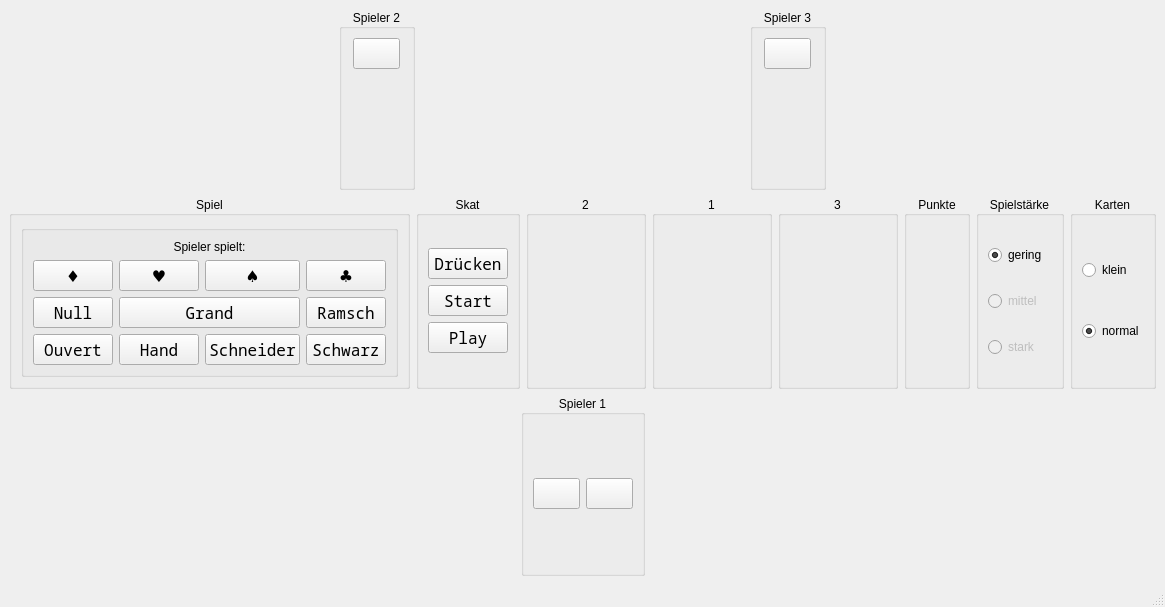
squawk7x/QuteSkatGame, file src/table.ui: the form before one commit.
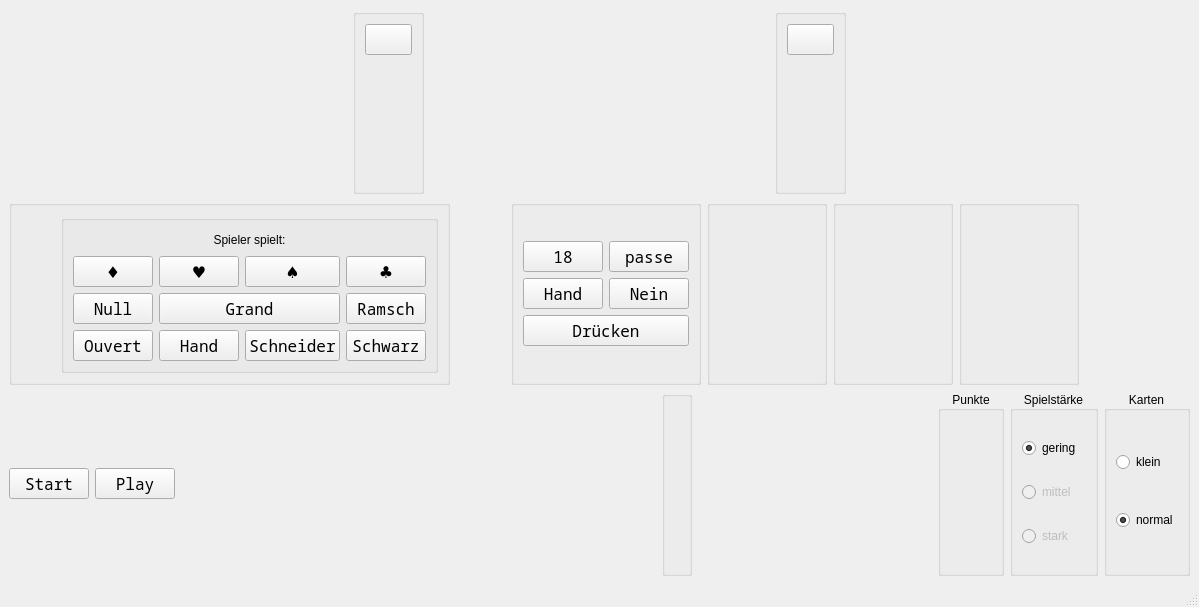
The form after the commit.

What changed in the file:
```diff
--- a/src/table.ui
+++ b/src/table.ui
@@ -6,7 +6,7 @@
    <rect>
     <x>0</x>
     <y>0</y>
-    <width>1066</width>
+    <width>1199</width>
     <height>607</height>
    </rect>
   </property>
@@ -42,7 +42,7 @@
          <enum>Qt::LayoutDirection::LeftToRight</enum>
         </property>
         <property name="title">
-         <string>Spieler 2</string>
+         <string/>
         </property>
         <property name="alignment">
          <set>Qt::AlignmentFlag::AlignCenter</set>
@@ -121,7 +121,7 @@
          </sizepolicy>
         </property>
         <property name="title">
-         <string>Spieler 3</string>
+         <string/>
         </property>
         <property name="alignment">
          <set>Qt::AlignmentFlag::AlignCenter</set>
@@ -192,12 +192,25 @@
       <item>
        <widget class="QGroupBox" name="gbSpiel">
         <property name="title">
-         <string>Spiel</string>
+         <string/>
         </property>
         <property name="alignment">
          <set>Qt::AlignmentFlag::AlignCenter</set>
         </property>
         <layout class="QHBoxLayout" name="horizontalLayout_4">
+         <item>
+          <spacer name="horizontalSpacer_9">
+           <property name="orientation">
+            <enum>Qt::Orientation::Horizontal</enum>
+           </property>
+           <property name="sizeHint" stdset="0">
+            <size>
+             <width>40</width>
+             <height>20</height>
+            </size>
+           </property>
+          </spacer>
+         </item>
          <item>
           <widget class="QGroupBox" name="bgRule">
            <property name="title">
@@ -210,7 +223,39 @@
             <bool>false</bool>
            </property>
            <layout class="QGridLayout" name="gridLayout_2">
-            <item row="3" column="0">
+            <item row="2" column="0">
+             <widget class="QPushButton" name="pbKaro">
+              <property name="font">
+               <font>
+                <family>Noto Sans Mono</family>
+                <pointsize>12</pointsize>
+               </font>
+              </property>
+              <property name="text">
+               <string>♦</string>
+              </property>
+              <property name="checkable">
+               <bool>true</bool>
+              </property>
+              <property name="checked">
+               <bool>false</bool>
+              </property>
+              <property name="autoExclusive">
+               <bool>true</bool>
+              </property>
+             </widget>
+            </item>
+            <item row="0" column="0" colspan="4">
+             <widget class="QLabel" name="lblSpieler">
+              <property name="text">
+               <string>Spieler spielt:</string>
+              </property>
+              <property name="alignment">
+               <set>Qt::AlignmentFlag::AlignCenter</set>
+              </property>
+             </widget>
+            </item>
+            <item row="4" column="0">
              <widget class="QPushButton" name="pbOuvert">
               <property name="font">
                <font>
@@ -229,8 +274,8 @@
               </property>
              </widget>
             </item>
-            <item row="3" column="1">
-             <widget class="QPushButton" name="pbHand">
+            <item row="3" column="3">
+             <widget class="QPushButton" name="pbRamsch">
               <property name="font">
                <font>
                 <family>Noto Sans Mono</family>
@@ -238,14 +283,14 @@
                </font>
               </property>
               <property name="text">
-               <string>Hand</string>
+               <string>Ramsch</string>
               </property>
               <property name="checkable">
                <bool>true</bool>
               </property>
              </widget>
             </item>
-            <item row="1" column="2">
+            <item row="2" column="2">
              <widget class="QPushButton" name="pbPik">
               <property name="font">
                <font>
@@ -264,7 +309,61 @@
               </property>
              </widget>
             </item>
-            <item row="3" column="2">
+            <item row="2" column="3">
+             <widget class="QPushButton" name="pbKreuz">
+              <property name="font">
+               <font>
+                <family>Noto Sans Mono</family>
+                <pointsize>12</pointsize>
+               </font>
+              </property>
+              <property name="text">
+               <string>♣</string>
+              </property>
+              <property name="checkable">
+               <bool>true</bool>
+              </property>
+              <property name="autoExclusive">
+               <bool>true</bool>
+              </property>
+             </widget>
+            </item>
+            <item row="4" column="3">
+             <widget class="QPushButton" name="pbSchwarz">
+              <property name="font">
+               <font>
+                <family>Noto Sans Mono</family>
+                <pointsize>12</pointsize>
+               </font>
+              </property>
+              <property name="text">
+               <string>Schwarz</string>
+              </property>
+              <property name="checkable">
+               <bool>true</bool>
+              </property>
+             </widget>
+            </item>
+            <item row="2" column="1">
+             <widget class="QPushButton" name="pbHerz">
+              <property name="font">
+               <font>
+                <family>Noto Sans Mono</family>
+                <pointsize>12</pointsize>
+               </font>
+              </property>
+              <property name="text">
+               <string>♥</string>
+              </property>
+              <property name="checkable">
+               <bool>true</bool>
+              </property>
+              <property name="autoExclusive">
+               <bool>true</bool>
+              </property>
+             </widget>
+            </item>
+            <item row="4" column="2">
              <widget class="QPushButton" name="pbSchneider">
               <property name="font">
                <font>
@@ -280,26 +379,7 @@
               </property>
              </widget>
             </item>
-            <item row="2" column="1" colspan="2">
-             <widget class="QPushButton" name="pbGrand">
-              <property name="font">
-               <font>
-                <family>Noto Sans Mono</family>
-                <pointsize>12</pointsize>
-               </font>
-              </property>
-              <property name="text">
-               <string>Grand</string>
-              </property>
-              <property name="checkable">
-               <bool>true</bool>
-              </property>
-              <property name="autoExclusive">
-               <bool>true</bool>
-              </property>
-             </widget>
-            </item>
-            <item row="2" column="0">
+            <item row="3" column="0">
              <widget class="QPushButton" name="pbNull">
               <property name="font">
                <font>
@@ -318,8 +398,8 @@
               </property>
              </widget>
             </item>
-            <item row="1" column="1">
-             <widget class="QPushButton" name="pbHerz">
+            <item row="3" column="1" colspan="2">
+             <widget class="QPushButton" name="pbGrand">
               <property name="font">
                <font>
                 <family>Noto Sans Mono</family>
@@ -327,7 +407,7 @@
                </font>
               </property>
               <property name="text">
-               <string>♥</string>
+               <string>Grand</string>
               </property>
               <property name="checkable">
                <bool>true</bool>
@@ -337,8 +417,8 @@
               </property>
              </widget>
             </item>
-            <item row="2" column="3">
-             <widget class="QPushButton" name="pbRamsch">
+            <item row="4" column="1">
+             <widget class="QPushButton" name="pbHand">
               <property name="font">
                <font>
                 <family>Noto Sans Mono</family>
@@ -346,7 +426,7 @@
                </font>
               </property>
               <property name="text">
-               <string>Ramsch</string>
+               <string>Hand</string>
               </property>
               <property name="checkable">
                <bool>true</bool>
@@ -356,78 +436,24 @@
               </property>
              </widget>
             </item>
-            <item row="3" column="3">
-             <widget class="QPushButton" name="pbSchwarz">
-              <property name="font">
-               <font>
-                <family>Noto Sans Mono</family>
-                <pointsize>12</pointsize>
-               </font>
-              </property>
-              <property name="text">
-               <string>Schwarz</string>
-              </property>
-              <property name="checkable">
-               <bool>true</bool>
-              </property>
-             </widget>
-            </item>
-            <item row="1" column="3">
-             <widget class="QPushButton" name="pbKreuz">
-              <property name="font">
-               <font>
-                <family>Noto Sans Mono</family>
-                <pointsize>12</pointsize>
-               </font>
-              </property>
-              <property name="text">
-               <string>♣</string>
-              </property>
-              <property name="checkable">
-               <bool>true</bool>
-              </property>
-              <property name="autoExclusive">
-               <bool>true</bool>
-              </property>
-             </widget>
-            </item>
-            <item row="1" column="0">
-             <widget class="QPushButton" name="pbKaro">
-              <property name="font">
-               <font>
-                <family>Noto Sans Mono</family>
-                <pointsize>12</pointsize>
-               </font>
-              </property>
-              <property name="text">
-               <string>♦</string>
-              </property>
-              <property name="checkable">
-               <bool>true</bool>
-              </property>
-              <property name="checked">
-               <bool>false</bool>
-              </property>
-              <property name="autoExclusive">
-               <bool>true</bool>
-              </property>
-             </widget>
-            </item>
-            <item row="0" column="0" colspan="4">
-             <widget class="QLabel" name="lblSpieler">
-              <property name="text">
-               <string>Spieler spielt:</string>
-              </property>
-              <property name="alignment">
-               <set>Qt::AlignmentFlag::AlignCenter</set>
-              </property>
-             </widget>
-            </item>
-           </layout>
-          </widget>
-         </item>
-        </layout>
-       </widget>
+           </layout>
+          </widget>
+         </item>
+        </layout>
+       </widget>
+      </item>
+      <item>
+       <spacer name="horizontalSpacer_11">
+        <property name="orientation">
+         <enum>Qt::Orientation::Horizontal</enum>
+        </property>
+        <property name="sizeHint" stdset="0">
+         <size>
+          <width>40</width>
+          <height>20</height>
+         </size>
+        </property>
+       </spacer>
       </item>
       <item>
        <widget class="QGroupBox" name="gbSkat">
@@ -438,7 +464,7 @@
          </sizepolicy>
         </property>
         <property name="title">
-         <string>Skat</string>
+         <string/>
         </property>
         <property name="alignment">
          <set>Qt::AlignmentFlag::AlignCenter</set>
@@ -455,8 +481,8 @@
            </item>
            <item row="2" column="0">
             <layout class="QGridLayout" name="gridLayout_3">
-             <item row="1" column="0" colspan="3">
-              <widget class="QPushButton" name="pbStart">
+             <item row="1" column="0">
+              <widget class="QPushButton" name="pbHandJa">
                <property name="font">
                 <font>
                  <family>Noto Sans Mono</family>
@@ -464,11 +490,11 @@
                 </font>
                </property>
                <property name="text">
-                <string>Start</string>
+                <string>Hand</string>
                </property>
               </widget>
              </item>
-             <item row="0" column="0" colspan="3">
+             <item row="2" column="0" colspan="2">
               <widget class="QPushButton" name="pbDruecken">
                <property name="font">
                 <font>
@@ -481,19 +507,60 @@
                </property>
               </widget>
              </item>
-             <item row="2" column="0" colspan="3">
-              <widget class="QPushButton" name="pbPlay">
+             <item row="0" column="0">
+              <widget class="QPushButton" name="pbSagen">
+               <property name="sizePolicy">
+                <sizepolicy hsizetype="Fixed" vsizetype="Fixed">
+                 <horstretch>0</horstretch>
+                 <verstretch>0</verstretch>
+                </sizepolicy>
+               </property>
                <property name="font">
                 <font>
                  <family>Noto Sans Mono</family>
                  <pointsize>12</pointsize>
                 </font>
                </property>
+               <property name="layoutDirection">
+                <enum>Qt::LayoutDirection::RightToLeft</enum>
+               </property>
                <property name="text">
-                <string>Play</string>
+                <string>18</string>
                </property>
               </widget>
              </item>
+             <item row="0" column="1">
+              <widget class="QPushButton" name="pbPassen">
+               <property name="sizePolicy">
+                <sizepolicy hsizetype="Fixed" vsizetype="Fixed">
+                 <horstretch>0</horstretch>
+                 <verstretch>0</verstretch>
+                </sizepolicy>
+               </property>
+               <property name="font">
+                <font>
+                 <family>Noto Sans Mono</family>
+                 <pointsize>12</pointsize>
+                </font>
+               </property>
+               <property name="text">
+                <string>passe</string>
+               </property>
+              </widget>
+             </item>
+             <item row="1" column="1">
+              <widget class="QPushButton" name="pbHandNein">
+               <property name="font">
+                <font>
+                 <family>Noto Sans Mono</family>
+                 <pointsize>12</pointsize>
+                </font>
+               </property>
+               <property name="text">
+                <string>Nein</string>
+               </property>
+              </widget>
+             </item>
             </layout>
            </item>
           </layout>
@@ -501,19 +568,6 @@
         </layout>
        </widget>
       </item>
-      <item>
-       <spacer name="horizontalSpacer_6">
-        <property name="orientation">
-         <enum>Qt::Orientation::Horizontal</enum>
-        </property>
-        <property name="sizeHint" stdset="0">
-         <size>
-          <width>40</width>
-          <height>20</height>
-         </size>
-        </property>
-       </spacer>
-      </item>
       <item>
        <widget class="QGroupBox" name="gbTrick2">
         <property name="enabled">
@@ -526,7 +580,7 @@
          </size>
         </property>
         <property name="title">
-         <string>2</string>
+         <string/>
         </property>
         <property name="alignment">
          <set>Qt::AlignmentFlag::AlignCenter</set>
@@ -569,7 +623,7 @@
          </size>
         </property>
         <property name="title">
-         <string>1</string>
+         <string/>
         </property>
         <property name="alignment">
          <set>Qt::AlignmentFlag::AlignCenter</set>
@@ -615,7 +669,7 @@
          </size>
         </property>
         <property name="title">
-         <string>3</string>
+         <string/>
         </property>
         <property name="alignment">
          <set>Qt::AlignmentFlag::AlignCenter</set>
@@ -646,6 +700,19 @@
         </layout>
        </widget>
       </item>
+      <item>
+       <spacer name="horizontalSpacer_12">
+        <property name="orientation">
+         <enum>Qt::Orientation::Horizontal</enum>
+        </property>
+        <property name="sizeHint" stdset="0">
+         <size>
+          <width>40</width>
+          <height>20</height>
+         </size>
+        </property>
+       </spacer>
+      </item>
       <item>
        <spacer name="horizontalSpacer_8">
         <property name="orientation">
@@ -659,6 +726,103 @@
         </property>
        </spacer>
       </item>
+     </layout>
+    </item>
+    <item>
+     <layout class="QHBoxLayout" name="horizontalLayout_3">
+      <item>
+       <widget class="QPushButton" name="pbStart">
+        <property name="font">
+         <font>
+          <family>Noto Sans Mono</family>
+          <pointsize>12</pointsize>
+         </font>
+        </property>
+        <property name="text">
+         <string>Start</string>
+        </property>
+       </widget>
+      </item>
+      <item>
+       <widget class="QPushButton" name="pbPlay">
+        <property name="font">
+         <font>
+          <family>Noto Sans Mono</family>
+          <pointsize>12</pointsize>
+         </font>
+        </property>
+        <property name="text">
+         <string>Play</string>
+        </property>
+       </widget>
+      </item>
+      <item>
+       <spacer name="horizontalSpacer_4">
+        <property name="orientation">
+         <enum>Qt::Orientation::Horizontal</enum>
+        </property>
+        <property name="sizeHint" stdset="0">
+         <size>
+          <width>40</width>
+          <height>20</height>
+         </size>
+        </property>
+       </spacer>
+      </item>
+      <item>
+       <spacer name="horizontalSpacer_10">
+        <property name="orientation">
+         <enum>Qt::Orientation::Horizontal</enum>
+        </property>
+        <property name="sizeHint" stdset="0">
+         <size>
+          <width>40</width>
+          <height>20</height>
+         </size>
+        </property>
+       </spacer>
+      </item>
+      <item>
+       <widget class="QGroupBox" name="gbPlayer1">
+        <property name="sizePolicy">
+         <sizepolicy hsizetype="Minimum" vsizetype="Preferred">
+          <horstretch>0</horstretch>
+          <verstretch>0</verstretch>
+         </sizepolicy>
+        </property>
+        <property name="layoutDirection">
+         <enum>Qt::LayoutDirection::LeftToRight</enum>
+        </property>
+        <property name="title">
+         <string/>
+        </property>
+        <property name="alignment">
+         <set>Qt::AlignmentFlag::AlignCenter</set>
+        </property>
+        <layout class="QGridLayout" name="gridLayout_7">
+         <item row="1" column="0" colspan="2">
+          <layout class="QHBoxLayout" name="gbPlayer1Layout">
+           <property name="spacing">
+            <number>6</number>
+           </property>
+          </layout>
+         </item>
+        </layout>
+       </widget>
+      </item>
+      <item>
+       <spacer name="horizontalSpacer_5">
+        <property name="orientation">
+         <enum>Qt::Orientation::Horizontal</enum>
+        </property>
+        <property name="sizeHint" stdset="0">
+         <size>
+          <width>40</width>
+          <height>20</height>
+         </size>
+        </property>
+       </spacer>
+      </item>
       <item>
        <widget class="QGroupBox" name="gbPunkte">
         <property name="title">
@@ -745,118 +909,6 @@
         </layout>
        </widget>
       </item>
-      <item>
-       <spacer name="horizontalSpacer_7">
-        <property name="orientation">
-         <enum>Qt::Orientation::Horizontal</enum>
-        </property>
-        <property name="sizeHint" stdset="0">
-         <size>
-          <width>40</width>
-          <height>20</height>
-         </size>
-        </property>
-       </spacer>
-      </item>
-     </layout>
-    </item>
-    <item>
-     <layout class="QHBoxLayout" name="horizontalLayout_3">
-      <item>
-       <spacer name="horizontalSpacer_4">
-        <property name="orientation">
-         <enum>Qt::Orientation::Horizontal</enum>
-        </property>
-        <property name="sizeHint" stdset="0">
-         <size>
-          <width>40</width>
-          <height>20</height>
-         </size>
-        </property>
-       </spacer>
-      </item>
-      <item>
-       <widget class="QGroupBox" name="gbPlayer1">
-        <property name="sizePolicy">
-         <sizepolicy hsizetype="Minimum" vsizetype="Preferred">
-          <horstretch>0</horstretch>
-          <verstretch>0</verstretch>
-         </sizepolicy>
-        </property>
-        <property name="layoutDirection">
-         <enum>Qt::LayoutDirection::LeftToRight</enum>
-        </property>
-        <property name="title">
-         <string>Spieler 1</string>
-        </property>
-        <property name="alignment">
-         <set>Qt::AlignmentFlag::AlignCenter</set>
-        </property>
-        <layout class="QGridLayout" name="gridLayout_7">
-         <item row="1" column="0" colspan="2">
-          <layout class="QHBoxLayout" name="gbPlayer1Layout">
-           <property name="spacing">
-            <number>6</number>
-           </property>
-          </layout>
-         </item>
-         <item row="0" column="0">
-          <widget class="QPushButton" name="pbBieten">
-           <property name="sizePolicy">
-            <sizepolicy hsizetype="Fixed" vsizetype="Fixed">
-             <horstretch>0</horstretch>
-             <verstretch>0</verstretch>
-            </sizepolicy>
-           </property>
-           <property name="font">
-            <font>
-             <family>Noto Sans Mono</family>
-             <pointsize>12</pointsize>
-            </font>
-           </property>
-           <property name="layoutDirection">
-            <enum>Qt::LayoutDirection::RightToLeft</enum>
-           </property>
-           <property name="text">
-            <string/>
-           </property>
-          </widget>
-         </item>
-         <item row="0" column="1">
-          <widget class="QPushButton" name="pbPassen1">
-           <property name="sizePolicy">
-            <sizepolicy hsizetype="Fixed" vsizetype="Fixed">
-             <horstretch>0</horstretch>
-             <verstretch>0</verstretch>
-            </sizepolicy>
-           </property>
-           <property name="font">
-            <font>
-             <family>Noto Sans Mono</family>
-             <pointsize>12</pointsize>
-            </font>
-           </property>
-           <property name="text">
-            <string/>
-           </property>
-          </widget>
-         </item>
-        </layout>
-       </widget>
-      </item>
-      <item>
-       <spacer name="horizontalSpacer_5">
-        <property name="orientation">
-         <enum>Qt::Orientation::Horizontal</enum>
-        </property>
-        <property name="sizeHint" stdset="0">
-         <size>
-          <width>40</width>
-          <height>20</height>
-         </size>
-        </property>
-       </spacer>
-      </item>
      </layout>
     </item>
    </layout>
```
Left out of the diff: 10 changed lines with no effect on the pictures.
